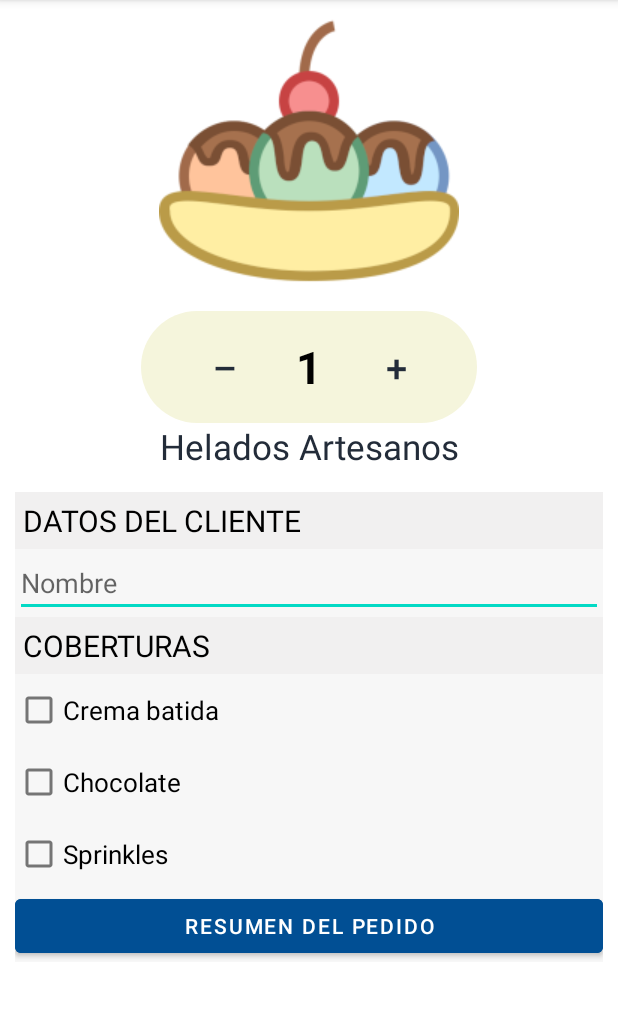
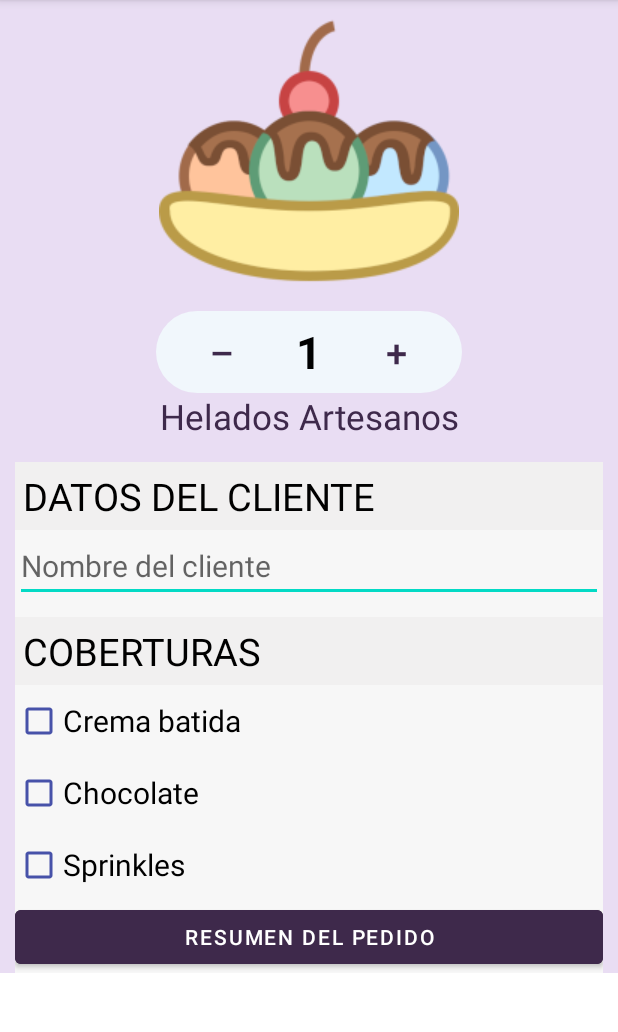
Before and after one commit to magnitopic/IceCreamMaker, an Android app: the screen it shows after launch (MainActivity), on a phone screen of 412 x 824 dp, the part 84-1116 px from its top. Run offline under Robolectric (Android 15) with nearby library versions, the phone set to English and light mode, and no system bars.

Commit message:
activity_main redesigned

```diff
--- a/app/src/main/res/drawable/increment.xml
+++ b/app/src/main/res/drawable/increment.xml
@@ -1,10 +1,5 @@
 <?xml version="1.0" encoding="utf-8"?>
 <shape xmlns:android="http://schemas.android.com/apk/res/android">
-    <solid android:color="#F5F5DC" />
+    <solid android:color="#F1F7FC" />
     <corners android:radius="70dp" />
-    <padding
-        android:bottom="10dp"
-        android:left="10dp"
-        android:right="10dp"
-        android:top="10dp" />
 </shape>
--- a/app/src/main/res/layout/activity_main.xml
+++ b/app/src/main/res/layout/activity_main.xml
@@ -9,11 +9,14 @@
     tools:context=".MainActivity">
 
     <LinearLayout
+        android:id="@+id/mainLayout"
         android:layout_width="match_parent"
         android:layout_height="wrap_content"
+        android:background="@color/primary"
         android:orientation="vertical">
 
         <LinearLayout
+            android:id="@+id/headerLayout"
             android:layout_width="match_parent"
             android:layout_height="wrap_content"
             android:divider="@color/black"
@@ -22,7 +25,7 @@
 
 
             <ImageView
-                android:id="@+id/imageView"
+                android:id="@+id/iceCreamImage"
                 android:layout_width="match_parent"
                 android:layout_height="wrap_content"
                 android:layout_marginTop="7dp"
@@ -30,6 +33,7 @@
                 app:srcCompat="@drawable/banana_split_small" />
 
             <RelativeLayout
+                android:id="@+id/amountLayout"
                 android:layout_width="wrap_content"
                 android:layout_height="wrap_content"
                 android:layout_gravity="center"
@@ -40,13 +44,10 @@
                     style="?android:attr/borderlessButtonStyle"
                     android:layout_width="wrap_content"
                     android:layout_height="wrap_content"
-                    android:layout_centerVertical="true"
-                    android:insetLeft="5dp"
                     android:onClick="decrese"
                     android:text="–"
-                    android:textColor="@color/textGrey"
-                    android:textSize="25sp"
-                    app:cornerRadius="20dp" />
+                    android:textColor="@color/secondary"
+                    android:textSize="25sp" />
 
                 <TextView
                     android:id="@+id/amount"
@@ -68,20 +69,22 @@
                     android:layout_toEndOf="@+id/amount"
                     android:onClick="increase"
                     android:text="+"
-                    android:textColor="@color/textGrey"
+                    android:textColor="@color/secondary"
                     android:textSize="25sp" />
             </RelativeLayout>
 
             <TextView
+                android:id="@+id/appTitle"
                 android:layout_width="match_parent"
                 android:layout_height="wrap_content"
                 android:gravity="center"
                 android:text="Helados Artesanos"
-                android:textColor="@color/textGrey"
+                android:textColor="#3E294B"
                 android:textSize="23sp" />
         </LinearLayout>
 
         <LinearLayout
+            android:id="@+id/formLayout"
             android:layout_width="match_parent"
             android:layout_height="match_parent"
             android:layout_marginLeft="10dp"
@@ -90,84 +93,74 @@
             android:background="#F7F7F7"
             android:orientation="vertical">
 
-            <LinearLayout
-                android:layout_width="match_parent"
-                android:layout_height="wrap_content"
-                android:orientation="vertical">
-
             <TextView
-                    android:id="@+id/tituloCantidad"
+                android:id="@+id/clientTitle"
                 android:layout_width="match_parent"
                 android:layout_height="wrap_content"
                 android:background="#F1F0F0"
                 android:padding="5dp"
                 android:text="DATOS DEL CLIENTE"
                 android:textColor="@color/black"
-                    android:textSize="20sp" />
+                android:textSize="25sp" />
 
             <EditText
                 android:id="@+id/nameImput"
                 android:layout_width="match_parent"
                 android:layout_height="wrap_content"
+                android:layout_marginBottom="10dp"
                 android:autofillHints="name"
-                    android:ems="10"
-                    android:hint="Nombre"
+                android:hint="Nombre del cliente"
                 android:inputType="textPersonName"
-                    android:maxLength="20"
-                     />
+                android:minHeight="48dp"
+                android:textSize="20sp" />
 
             <TextView
-                    android:id="@+id/textView"
+                android:id="@+id/colveringTitle"
                 android:layout_width="match_parent"
                 android:layout_height="wrap_content"
                 android:background="#F1F0F0"
                 android:padding="5dp"
                 android:text="COBERTURAS"
                 android:textColor="@color/black"
-                    android:textSize="20sp" />
+                android:textSize="25sp" />
 
             <CheckBox
                 android:id="@+id/checkBoxCream"
                 android:layout_width="match_parent"
                 android:layout_height="wrap_content"
+                android:buttonTint="#4752A9"
                 android:checked="false"
                 android:text="Crema batida"
-                    android:textSize="17sp" />
+                android:textSize="20sp" />
 
             <CheckBox
                 android:id="@+id/checkBoxChocolate"
                 android:layout_width="match_parent"
                 android:layout_height="wrap_content"
+                android:buttonTint="#4752A9"
                 android:checked="false"
-                    android:textSize="17sp"
-                    android:text="Chocolate" />
+                android:text="Chocolate"
+                android:textSize="20sp" />
 
             <CheckBox
                 android:id="@+id/checkBoxSprinkles"
                 android:layout_width="match_parent"
                 android:layout_height="wrap_content"
+                android:buttonTint="#4752A9"
                 android:checked="false"
-                    android:textSize="17sp"
-                    android:text="Sprinkles" />
-
-            </LinearLayout>
-
-            <RelativeLayout
-                android:layout_width="match_parent"
-                android:layout_height="match_parent">
+                android:text="Sprinkles"
+                android:textSize="20sp" />
 
             <Button
-                    android:id="@+id/button2"
+                android:id="@+id/detailsButton"
                 android:layout_width="match_parent"
                 android:layout_height="wrap_content"
                 android:layout_alignParentBottom="true"
                 android:layout_gravity="bottom"
-                    android:backgroundTint="#014F94"
+                android:backgroundTint="@color/secondary"
                 android:gravity="center"
                 android:onClick="onClickOrderInfo"
                 android:text="Resumen del pedido" />
-            </RelativeLayout>
-
         </LinearLayout>
     </LinearLayout>
 </ScrollView>
--- a/app/src/main/res/values/colors.xml
+++ b/app/src/main/res/values/colors.xml
@@ -9,5 +9,6 @@
     <color name="white">#FFFFFFFF</color>
     <color name="red">#E41E26</color>
     <color name="blue">#114B8D</color>
-    <color name="textGrey">#232C39</color>
+    <color name="secondary">#3E294B</color>
+    <color name="primary">#E9DDF3</color>
 </resources>
```
Lines whose indentation alone changed are shown as unchanged.
